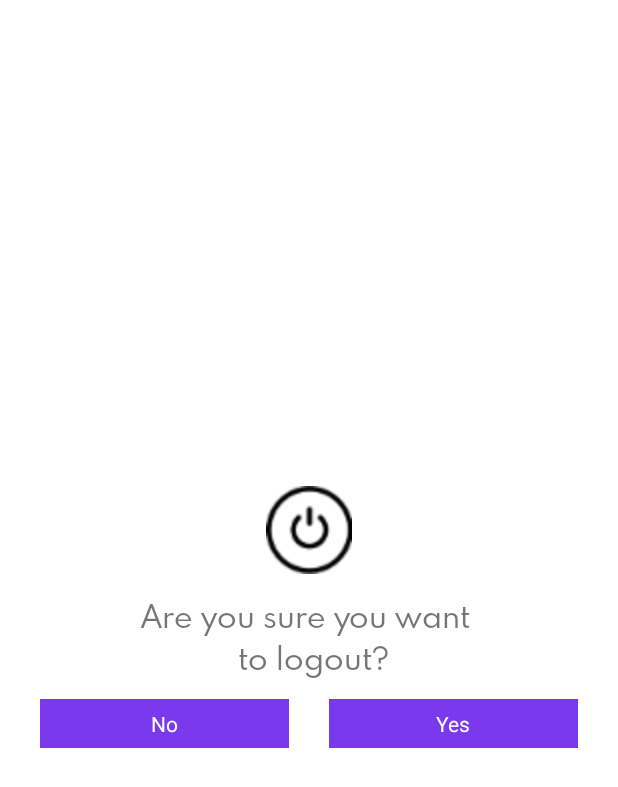
After one commit to archillexx/Babble, an Android app: the layout dialog_layout.xml on its own in the app's theme, with its tools: preview values and no code run, on a phone screen of 412 x 824 dp. The commit adds this screen. Shown: the top 787 px of the screen. Run offline under Robolectric (Android 15) with nearby library versions, the phone set to English and light mode, and no system bars.

Commit message:
Add logout function

```diff
--- a/app/build.gradle
+++ b/app/build.gradle
@@ -41,5 +41,5 @@ dependencies {
     androidTestImplementation 'androidx.test.espresso:espresso-core:3.4.0'
     implementation 'com.intuit.sdp:sdp-android:1.1.0'
     implementation 'de.hdodenhof:circleimageview:3.1.0'
-    implementation 'com.squareup.picasso:picasso:2.8'
+    implementation 'com.squareup.picasso:picasso:2.71828'
 }
--- a/app/src/main/java/com/example/babble/LoginActivity.java
+++ b/app/src/main/java/com/example/babble/LoginActivity.java
@@ -47,7 +47,7 @@ public class LoginActivity extends AppCompatActivity {
                 }else if(!email.matches(emailPattern)){
                     login_email.setError("Invalid Email");
                     Toast.makeText(LoginActivity.this,"Invalid Email",Toast.LENGTH_SHORT).show();
-                }else if(password.length()>6){
+                }else if(password.length()<6){
                     login_password.setError("Invalid Password");
                     Toast.makeText(LoginActivity.this,"Invalid Password",Toast.LENGTH_SHORT).show();
                 }else{
--- a/app/src/main/java/com/example/babble/UserAdapter.java
+++ b/app/src/main/java/com/example/babble/UserAdapter.java
@@ -9,8 +9,10 @@ import android.widget.TextView;
 import androidx.annotation.NonNull;
 import androidx.recyclerview.widget.RecyclerView;
 
+
 import com.squareup.picasso.Picasso;
 
+import java.io.ObjectInputStream;
 import java.util.ArrayList;
 
 import de.hdodenhof.circleimageview.CircleImageView;
--- /dev/null
+++ b/app/src/main/res/drawable/empty_bac.xml
@@ -0,0 +1,4 @@
+<?xml version="1.0" encoding="utf-8"?>
+<shape xmlns:android="http://schemas.android.com/apk/res/android">
+
+</shape>
--- /dev/null
+++ b/app/src/main/res/drawable/shape_dialog.xml
@@ -0,0 +1,5 @@
+<?xml version="1.0" encoding="utf-8"?>
+<shape xmlns:android="http://schemas.android.com/apk/res/android">
+    <solid android:color="@color/white"/>
+    <corners android:radius="@dimen/_10sdp"/>
+</shape>
--- /dev/null
+++ b/app/src/main/res/layout/dialog_layout.xml
@@ -0,0 +1,53 @@
+<?xml version="1.0" encoding="utf-8"?>
+<LinearLayout xmlns:android="http://schemas.android.com/apk/res/android"
+    android:layout_width="match_parent"
+    android:layout_height="@dimen/_180sdp"
+    android:layout_gravity="center"
+    android:orientation="vertical"
+    xmlns:app="http://schemas.android.com/apk/res-auto"
+    android:layout_margin="@dimen/_10sdp"
+    android:gravity="center"
+    android:background="@drawable/shape_dialog">
+
+    <ImageView
+        android:layout_width="@dimen/_45sdp"
+        android:layout_height="@dimen/_45sdp"
+        android:layout_marginTop="@dimen/_10sdp"
+        android:layout_gravity="center"
+        android:src="@drawable/off"
+        app:tint="@color/black"/>
+    <TextView
+        android:layout_width="match_parent"
+        android:layout_height="wrap_content"
+        android:text="Are you sure you want \n to logout?"
+        android:gravity="center"
+        android:layout_marginTop="@dimen/_10sdp"
+        android:textSize="@dimen/_15sdp"
+        android:fontFamily="@font/spartan_regular"/>
+    <LinearLayout
+        android:orientation="horizontal"
+        android:layout_width="match_parent"
+        android:layout_height="wrap_content">
+        <TextView
+            android:id="@+id/nobtn"
+            android:layout_weight="1"
+            android:text="No"
+            android:background="@color/primary_purple"
+            android:layout_margin="@dimen/_10sdp"
+            android:gravity="center"
+            android:textColor="@color/white"
+            android:layout_width="match_parent"
+            android:layout_height="@dimen/_25sdp"/>
+        <TextView
+            android:id="@+id/yesbtn"
+            android:background="@color/primary_purple"
+            android:layout_weight="1"
+            android:text="Yes"
+            android:gravity="center"
+            android:textColor="@color/white"
+            android:layout_margin="@dimen/_10sdp"
+            android:layout_width="match_parent"
+            android:layout_height="@dimen/_25sdp"/>
+    </LinearLayout>
+
+</LinearLayout>
```
Also changed, not shown: app/src/main/java/com/example/babble/HomeActivity.java (+34 -0 lines), app/src/main/res/values/themes.xml (+7 -0 lines).
